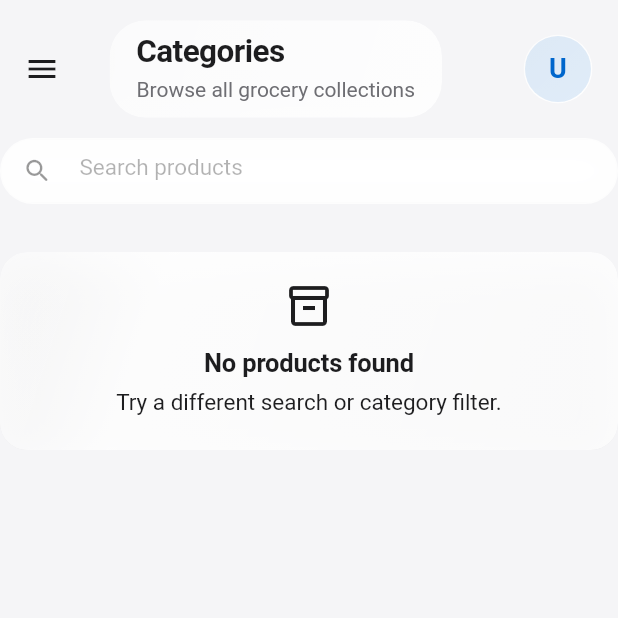
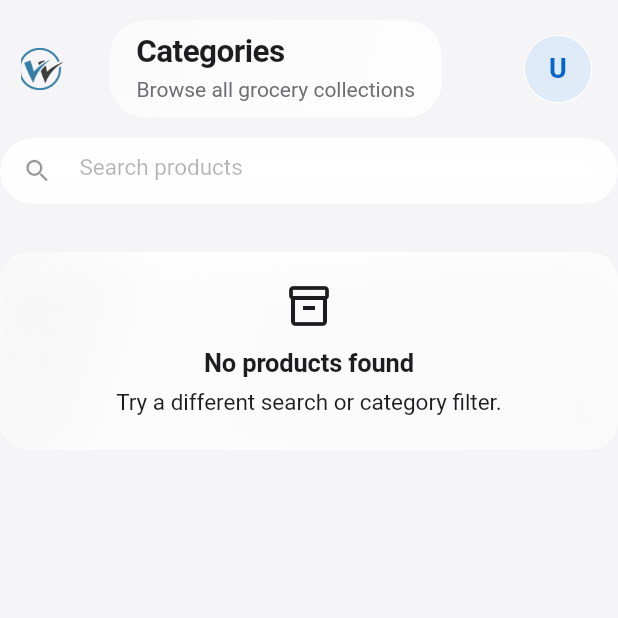
Before and after one commit to shahalamahmed/wafi_ecommerce_app, a Flutter app: the screen it shows once a user with an empty profile is signed in, item 2 of the bottom bar chosen, on a phone screen of 412 x 824 dp, the top half of it. Run offline on Flutter 3.47's test engine with Material 3 defaults, Android fonts, the phone set to English and light mode, and no system bars; our stand-ins replace cloud_firestore, dio, file_picker, firebase_auth, firebase_core, flutter_riverpod and 3 more; accounts and stored records are empty; network calls fail.

Commit message:
Add assets and drawer logo button
Add several media assets (azan.mp3, islamic_bg.jpg, splash_initial.png, wafi_solution*.png) and register the assets/ folder in pubspec.yaml. Update main_layout.dart to show a leading logo button in the app bar by adding leading: const _DrawerLogoButton() and implement _DrawerLogoButton which displays the wafi_solution_logo.png and opens the app drawer when tapped.

```diff
--- a/lib/shared/layout/main_layout.dart
+++ b/lib/shared/layout/main_layout.dart
@@ -95,6 +95,7 @@ class _MainLayoutState extends ConsumerState<MainLayout> {
       appBar: WafiAppBar(
         title: activePage.title,
         subtitle: activePage.subtitle,
+        leading: const _DrawerLogoButton(),
       ),
 
       drawer: const AppDrawer(),
@@ -127,6 +128,30 @@ class _MainLayoutState extends ConsumerState<MainLayout> {
             ),
           ],
         ),
+    );
+  }
+}
+
+class _DrawerLogoButton extends StatelessWidget {
+  const _DrawerLogoButton();
+
+  @override
+  Widget build(BuildContext context) {
+    return Builder(
+      builder: (context) {
+        return IconButton(
+          onPressed: () => Scaffold.of(context).openDrawer(),
+          icon: ClipRRect(
+            borderRadius: BorderRadius.circular(AppSizes.radiusSm),
+            child: Image.asset(
+              'assets/wafi_solution_logo.png',
+              width: 28,
+              height: 28,
+              fit: BoxFit.cover,
+            ),
+          ),
+        );
+      },
     );
   }
 }
--- a/pubspec.yaml
+++ b/pubspec.yaml
@@ -78,9 +78,8 @@ flutter:
 
 
   # To add assets to your application, add an assets section, like this:
-  # assets:
-  #   - images/a_dot_burr.jpeg
-  #   - images/a_dot_ham.jpeg
+  assets:
+    - assets/
 
   # An image asset can refer to one or more resolution-specific "variants", see
   # https://flutter.dev/to/resolution-aware-images
```
Also changed, not shown: assets/islamic_bg.jpg (added), assets/splash_initial.png (added), assets/wafi_solution.png (added), assets/wafi_solution_logo.png (added), assets/wafi_solution_logow.png (added), 1 other file.
